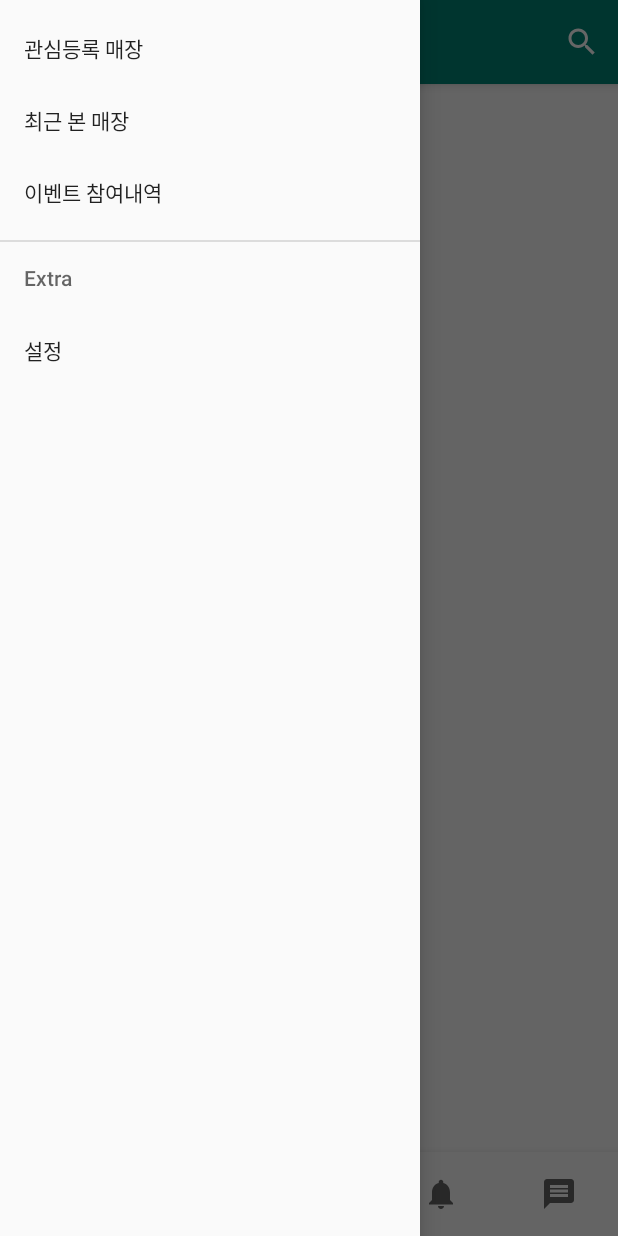
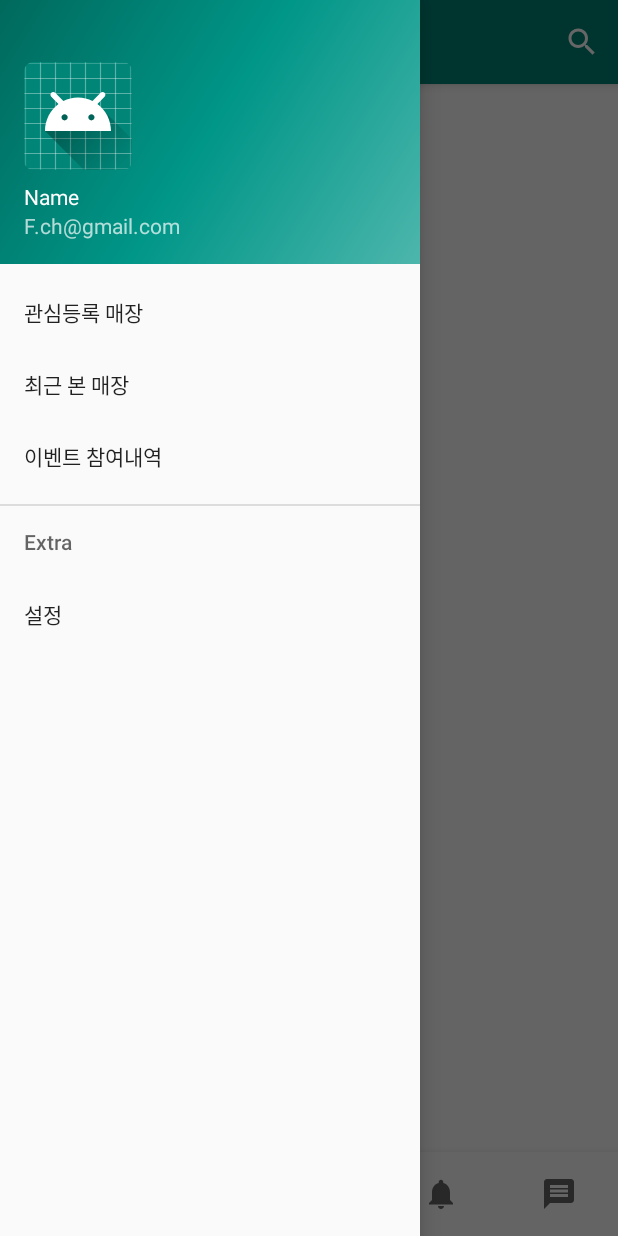
Before and after one commit to CLUG-kr/shop-ads-application, an Android app: the screen it shows after launch (HomeActivity), with the side drawer open, on a phone screen of 412 x 824 dp. Run offline under Robolectric (Android 15) with nearby library versions, the phone set to English and light mode, and no system bars.

Commit message:
add sidebar(header)

```diff
--- /dev/null
+++ b/pyeonhalin/app/src/main/res/drawable/side_nav_bar.xml
@@ -0,0 +1,9 @@
+<shape xmlns:android="http://schemas.android.com/apk/res/android"
+    android:shape="rectangle">
+    <gradient
+        android:angle="135"
+        android:centerColor="#009688"
+        android:endColor="#00695C"
+        android:startColor="#4DB6AC"
+        android:type="linear" />
+</shape>
--- a/pyeonhalin/app/src/main/res/layout/activity_community.xml
+++ b/pyeonhalin/app/src/main/res/layout/activity_community.xml
@@ -49,5 +49,6 @@
         android:layout_height="match_parent"
         android:layout_gravity="start"
         android:fitsSystemWindows="true"
-        app:menu="@menu/activity_main_drawer" />
+        app:menu="@menu/activity_main_drawer"
+        app:headerLayout="@layout/nav_header_side_main"/>
 </android.support.v4.widget.DrawerLayout>
--- a/pyeonhalin/app/src/main/res/layout/activity_event.xml
+++ b/pyeonhalin/app/src/main/res/layout/activity_event.xml
@@ -49,5 +49,6 @@
         android:layout_height="match_parent"
         android:layout_gravity="start"
         android:fitsSystemWindows="true"
-        app:menu="@menu/activity_main_drawer" />
+        app:menu="@menu/activity_main_drawer"
+        app:headerLayout="@layout/nav_header_side_main"/>
 </android.support.v4.widget.DrawerLayout>
--- a/pyeonhalin/app/src/main/res/layout/activity_home.xml
+++ b/pyeonhalin/app/src/main/res/layout/activity_home.xml
@@ -73,13 +73,15 @@
             app:layout_constraintStart_toStartOf="parent"
             app:layout_constraintTop_toBottomOf="@+id/test_btn_2" />
     </android.support.constraint.ConstraintLayout>
-
     <android.support.design.widget.NavigationView
         android:id="@+id/nav_view"
         android:layout_width="wrap_content"
         android:layout_height="match_parent"
         android:layout_gravity="start"
         android:fitsSystemWindows="true"
-        app:menu="@menu/activity_main_drawer" />
+        app:menu="@menu/activity_main_drawer"
+        app:headerLayout="@layout/nav_header_side_main"/>
+
+
 
 </android.support.v4.widget.DrawerLayout>
--- a/pyeonhalin/app/src/main/res/layout/activity_map.xml
+++ b/pyeonhalin/app/src/main/res/layout/activity_map.xml
@@ -35,5 +35,6 @@
         android:layout_height="match_parent"
         android:layout_gravity="start"
         android:fitsSystemWindows="true"
-        app:menu="@menu/activity_main_drawer" />
+        app:menu="@menu/activity_main_drawer"
+        app:headerLayout="@layout/nav_header_side_main"/>
 </android.support.v4.widget.DrawerLayout>
--- a/pyeonhalin/app/src/main/res/layout/activity_sort.xml
+++ b/pyeonhalin/app/src/main/res/layout/activity_sort.xml
@@ -57,5 +57,6 @@
         android:layout_height="match_parent"
         android:layout_gravity="start"
         android:fitsSystemWindows="true"
-        app:menu="@menu/activity_main_drawer" />
+        app:menu="@menu/activity_main_drawer"
+        app:headerLayout="@layout/nav_header_side_main"/>
 </android.support.v4.widget.DrawerLayout>
--- /dev/null
+++ b/pyeonhalin/app/src/main/res/layout/nav_header_side_main.xml
@@ -0,0 +1,36 @@
+<?xml version="1.0" encoding="utf-8"?>
+<LinearLayout xmlns:android="http://schemas.android.com/apk/res/android"
+    xmlns:app="http://schemas.android.com/apk/res-auto"
+    android:layout_width="match_parent"
+    android:layout_height="@dimen/nav_header_height"
+    android:background="@drawable/side_nav_bar"
+    android:gravity="bottom"
+    android:orientation="vertical"
+    android:paddingLeft="@dimen/activity_horizontal_margin"
+    android:paddingTop="@dimen/activity_vertical_margin"
+    android:paddingRight="@dimen/activity_horizontal_margin"
+    android:paddingBottom="@dimen/activity_vertical_margin"
+    android:theme="@style/ThemeOverlay.AppCompat.Dark">
+
+    <ImageView
+        android:id="@+id/imageView"
+        android:layout_width="wrap_content"
+        android:layout_height="wrap_content"
+        android:contentDescription="@string/nav_header_desc"
+        android:paddingTop="@dimen/nav_header_vertical_spacing"
+        app:srcCompat="@mipmap/ic_launcher_round" />
+
+    <TextView
+        android:layout_width="match_parent"
+        android:layout_height="wrap_content"
+        android:paddingTop="@dimen/nav_header_vertical_spacing"
+        android:text="Name"
+        android:textAppearance="@style/TextAppearance.AppCompat.Body1" />
+
+    <TextView
+        android:id="@+id/textView"
+        android:layout_width="wrap_content"
+        android:layout_height="wrap_content"
+        android:text="F.ch@gmail.com" />
+
+</LinearLayout>
--- a/pyeonhalin/app/src/main/res/values/dimens.xml
+++ b/pyeonhalin/app/src/main/res/values/dimen.xml
@@ -2,5 +2,7 @@
     <!-- Default screen margins, per the Android Design guidelines. -->
     <dimen name="activity_horizontal_margin">16dp</dimen>
     <dimen name="activity_vertical_margin">16dp</dimen>
+    <dimen name="nav_header_vertical_spacing">8dp</dimen>
+    <dimen name="nav_header_height">176dp</dimen>
     <dimen name="fab_margin">16dp</dimen>
 </resources>
--- a/pyeonhalin/app/src/main/res/values/strings.xml
+++ b/pyeonhalin/app/src/main/res/values/strings.xml
@@ -4,4 +4,7 @@
     <string name="title_dashboard">Dashboard</string>
     <string name="title_notifications">Notifications</string>
     <string name="title_activity_event">EventActivity</string>
+    <string name="nav_header_title">Android Studio</string>
+    <string name="nav_header_subtitle">android.studio@android.com</string>
+    <string name="nav_header_desc">Navigation header</string>
 </resources>
```
Also changed, not shown: pyeonhalin/app/src/main/res/layout/sidebar_layout.xml (added, +16 -0 lines).
